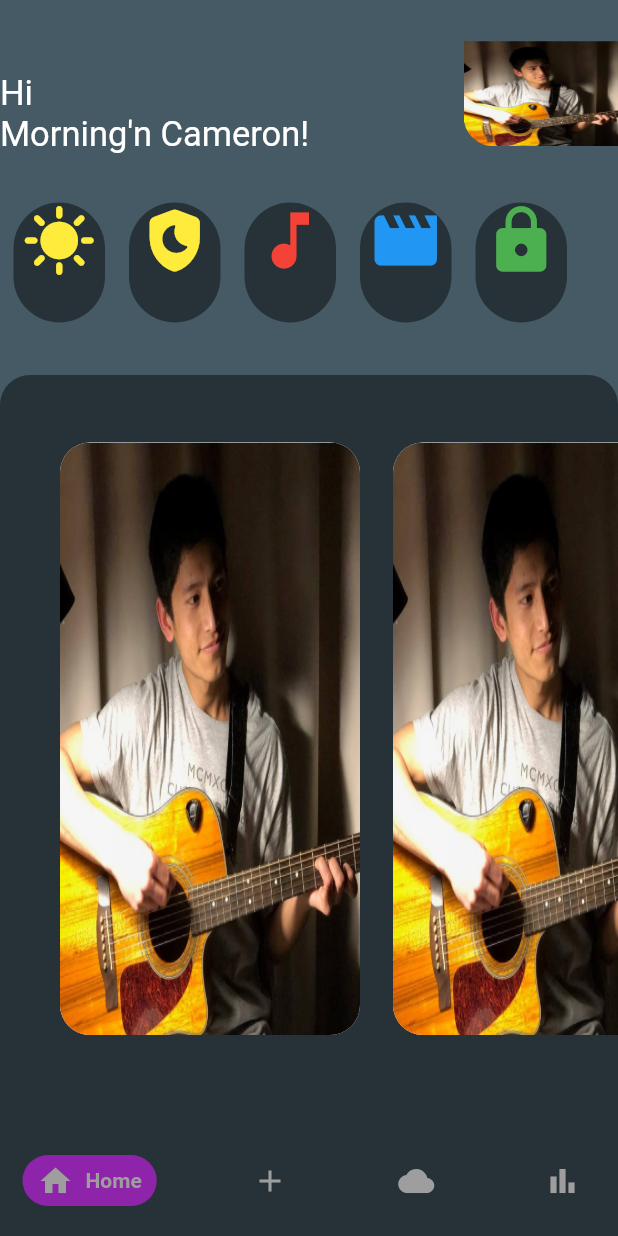
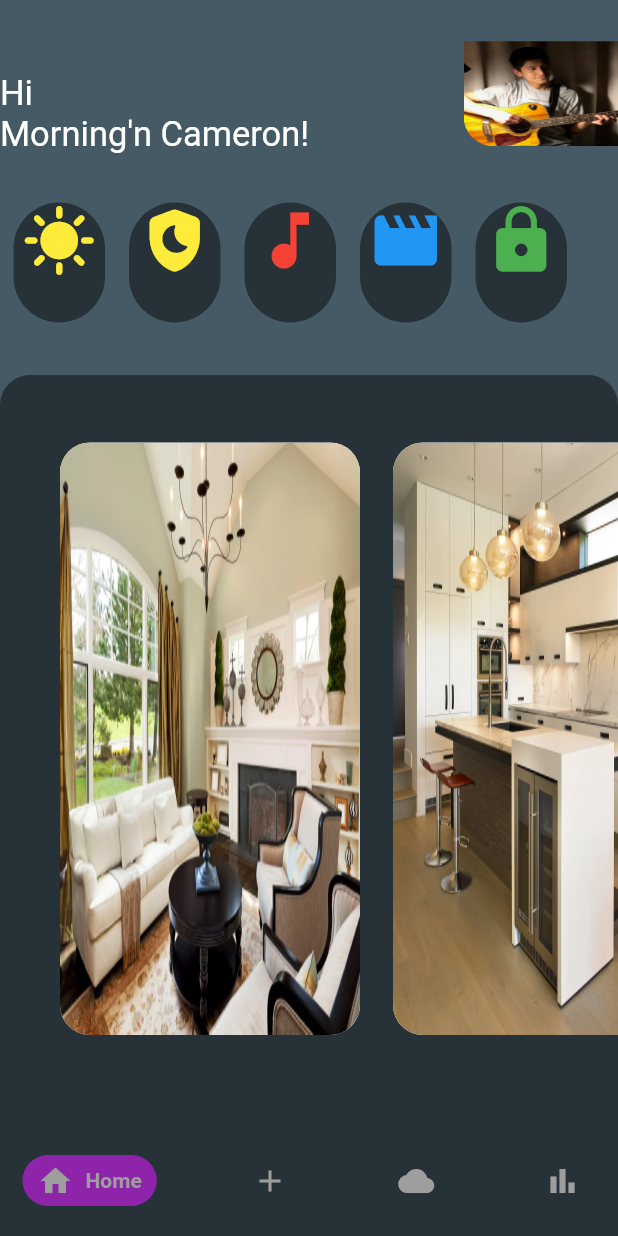
Before and after one commit to sulavpo/Flutter_Intern, a Flutter app: the screen it shows after launch, on a phone screen of 412 x 824 dp. Run offline on Flutter 3.47's test engine with Material 2 defaults, Android fonts, the phone set to English and light mode, and no system bars; drawn by our look-alikes of google_nav_bar.

Commit message:
update 4.0

```diff
--- a/lib/landing_screen.dart
+++ b/lib/landing_screen.dart
@@ -243,7 +243,7 @@ class _LandingScreenState extends State<LandingScreen> {
       borderRadius: BorderRadius.circular(20),
       child: Image(
         fit: BoxFit.fill,
-        image: AssetImage('lib/img/avatar.png'),
+        image: AssetImage('lib/img/living.png'),
       ),
     ),
 
@@ -260,7 +260,7 @@ class _LandingScreenState extends State<LandingScreen> {
       borderRadius: BorderRadius.circular(20),
       child: Image(
         fit: BoxFit.fill,
-        image: AssetImage('lib/img/avatar.png'),
+        image: AssetImage('lib/img/kitchen.png'),
       ),
     ),
 
@@ -277,7 +277,7 @@ class _LandingScreenState extends State<LandingScreen> {
       borderRadius: BorderRadius.circular(20),
       child: Image(
         fit: BoxFit.fill,
-        image: AssetImage('lib/img/avatar.png'),
+        image: AssetImage('lib/img/hall.png'),
       ),
     ),
     decoration: BoxDecoration(
@@ -293,7 +293,7 @@ class _LandingScreenState extends State<LandingScreen> {
       borderRadius: BorderRadius.circular(20),
       child: Image(
         fit: BoxFit.fill,
-        image: AssetImage('lib/img/avatar.png'),
+        image: AssetImage('lib/img/game.png'),
       ),
     ),
 
@@ -310,7 +310,7 @@ class _LandingScreenState extends State<LandingScreen> {
       borderRadius: BorderRadius.circular(20),
       child: Image(
         fit: BoxFit.fill,
-        image: AssetImage('lib/img/avatar.png'),
+        image: AssetImage('lib/img/bedroom.png'),
       ),
     ),
 
```
Also changed, not shown: lib/img/bedroom.png (added), lib/img/game.png (added), lib/img/hall.png (added), lib/img/kitchen.png (added), lib/img/living.png (added).
